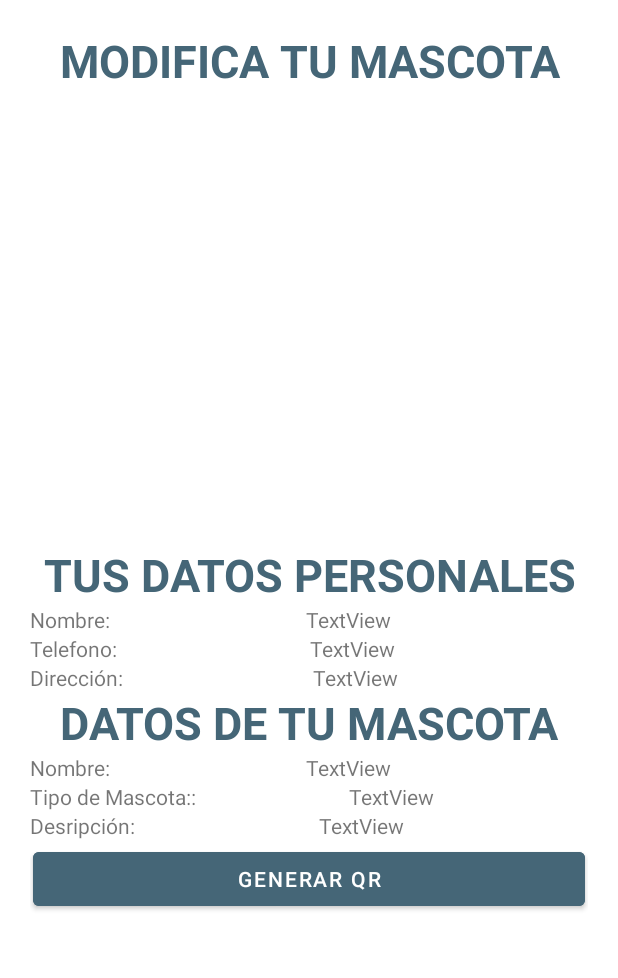
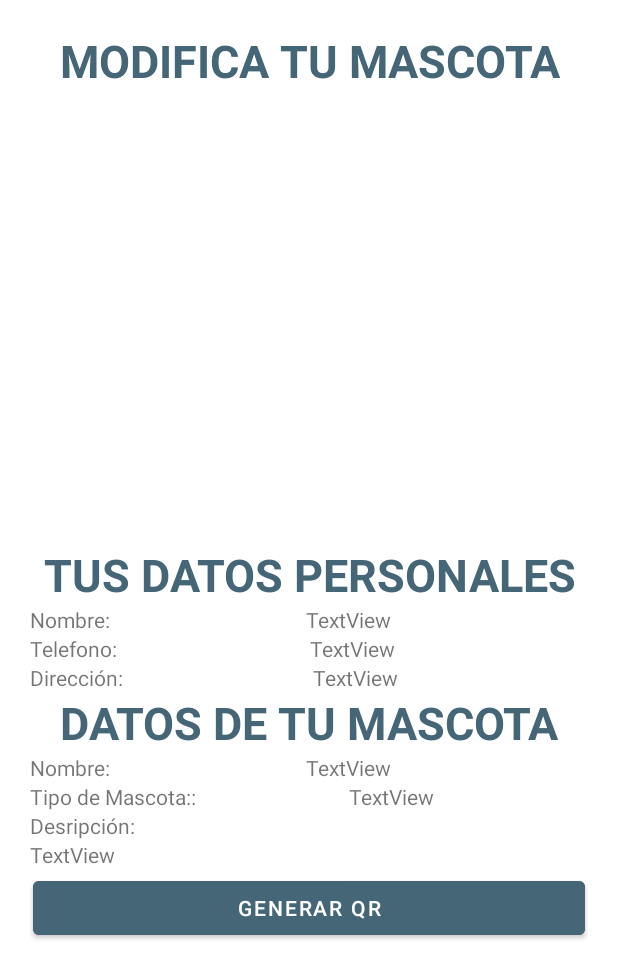
Before and after one commit to Axel200121/PetQr-App, an Android app: the GeneracionQR screen opened directly, with no data from a screen before it, on a phone screen of 412 x 824 dp. Shown: the top 978 px of the screen. Run offline under Robolectric (Android 15) with nearby library versions, the phone set to English and light mode, and no system bars; our stand-ins replace Volley; libraries missing offline, so code that uses them is left out: com.journeyapps.barcodescanner; network calls fail; 1 statement that could not run was skipped.

```diff
--- a/App_Movil/app/src/main/res/layout/activity_generacion_qr.xml
+++ b/App_Movil/app/src/main/res/layout/activity_generacion_qr.xml
@@ -144,10 +144,11 @@
           android:layout_weight="1"
           android:text="TextView" />
     </LinearLayout>
+
     <LinearLayout
         android:layout_width="match_parent"
         android:layout_height="match_parent"
-        android:orientation="horizontal">
+        android:orientation="vertical">
 
       <TextView
           android:id="@+id/lblDescripcion"
```
Also changed, not shown: App_Movil/app/src/main/java/com/example/app_movil_petqr/GeneracionQR.kt (+5 -5 lines).
